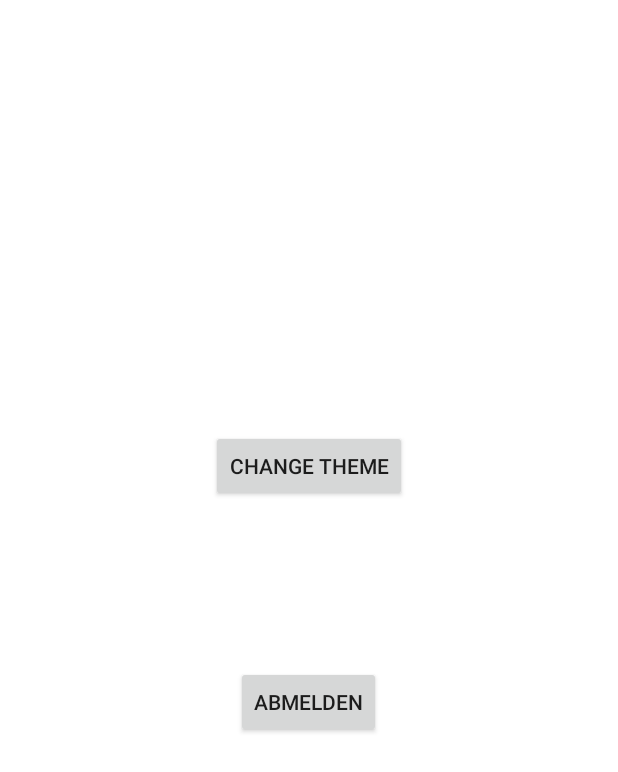
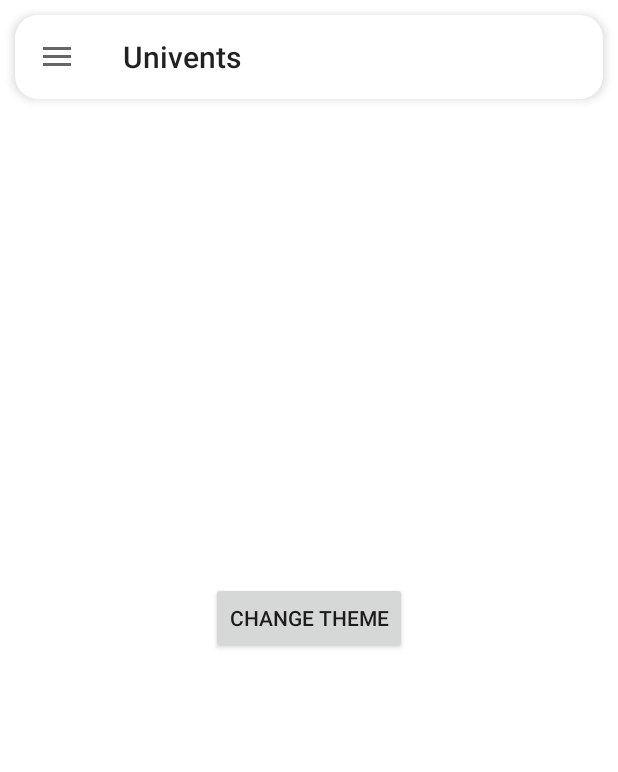
Before and after one commit to eichingertim/Univents, an Android app: the screen it shows after launch once a user with an empty profile is signed in (MainActivity), on a phone screen of 412 x 824 dp. Shown: the top 772 px of the screen. Run offline under Robolectric (Android 15) with nearby library versions, the phone set to English and light mode, and no system bars; our stand-ins replace Firebase (no records; nobody signed in at launch, a user with empty details on screens opened directly); libraries missing offline, so code that uses them is left out: com.facebook, com.facebook.appevents, com.facebook.login; 4 statements that could not run were skipped.

Commit message:
bug fixes and added navigation drawer

```diff
--- a/app/src/main/java/com/androidproject/univents/MainActivity.java
+++ b/app/src/main/java/com/androidproject/univents/MainActivity.java
@@ -1,9 +1,16 @@
 package com.androidproject.univents;
 
 import android.content.Intent;
+import android.support.annotation.NonNull;
+import android.support.design.widget.NavigationView;
+import android.support.v4.widget.DrawerLayout;
+import android.support.v7.app.ActionBarDrawerToggle;
 import android.support.v7.app.AppCompatActivity;
 import android.os.Bundle;
 import android.support.v7.app.AppCompatDelegate;
+import android.support.v7.widget.Toolbar;
+import android.util.Log;
+import android.view.MenuItem;
 import android.view.View;
 import android.widget.Button;
 
@@ -11,9 +18,17 @@ import com.androidproject.univents.logreg.LogRegChooserActivity;
 import com.facebook.login.LoginManager;
 import com.google.firebase.auth.FirebaseAuth;
 
-public class MainActivity extends AppCompatActivity {
+public class MainActivity extends AppCompatActivity implements NavigationView.OnNavigationItemSelectedListener {
+
+    private Toolbar toolbar;
 
     private FirebaseAuth auth;
+
+    private DrawerLayout mainDrawer;
+    private ActionBarDrawerToggle mainDrawerToggle;
+    private NavigationView mainDrawerNavView;
+
+
 
     @Override
     protected void onCreate(Bundle savedInstanceState) {
@@ -21,20 +36,17 @@ public class MainActivity extends AppCompatActivity {
         super.onCreate(savedInstanceState);
         setContentView(R.layout.activity_main);
 
-        auth = FirebaseAuth.getInstance();
+        initToolbar();
+        initFireBase();
+        initNavigationDrawer();
+        initContent();
 
-        //Testbutton to SignOut
-        Button btnSignout = findViewById(R.id.btn_sign_out);
-        btnSignout.setOnClickListener(new View.OnClickListener() {
-            @Override
-            public void onClick(View v) {
-                LoginManager.getInstance().logOut();
-                auth.signOut();
-                startActivity(new Intent(MainActivity.this, LogRegChooserActivity.class));
-                finish();
-            }
-        });
+    }
 
+    /**
+     * initializes all content-views
+     */
+    private void initContent() {
         Button btnchangeTheme = findViewById(R.id.btn_changeTheme);
         btnchangeTheme.setOnClickListener(new View.OnClickListener() {
             @Override
@@ -48,7 +60,35 @@ public class MainActivity extends AppCompatActivity {
                 }
             }
         });
+    }
 
+    /**
+     * initializes the toolbar as actionbar
+     */
+    private void initToolbar() {
+        toolbar = findViewById(R.id.toolbar_main);
+        setSupportActionBar(toolbar);
+    }
+
+    /**
+     * Initializes the complete NavigationDrawer with toggle and view
+     */
+    private void initNavigationDrawer() {
+        mainDrawer = findViewById(R.id.main_drawer_layout);
+        mainDrawerToggle = new ActionBarDrawerToggle(this, mainDrawer, R.string.OPEN
+                , R.string.CLOSE);
+        mainDrawer.addDrawerListener(mainDrawerToggle);
+        mainDrawerToggle.syncState();
+        getSupportActionBar().setDisplayHomeAsUpEnabled(true);
+        mainDrawerNavView = findViewById(R.id.drawer_nav_view);
+        mainDrawerNavView.setNavigationItemSelectedListener(this);
+    }
+
+    /**
+     * initializes FireBase
+     */
+    private void initFireBase() {
+        auth = FirebaseAuth.getInstance();
     }
 
     private void restartApp() {
@@ -61,4 +101,44 @@ public class MainActivity extends AppCompatActivity {
             setTheme(R.style.DarkTheme);
         } else setTheme(R.style.AppTheme);
     }
+
+    @Override
+    public boolean onNavigationItemSelected(@NonNull MenuItem menuItem) {
+        switch (menuItem.getItemId()) {
+            case R.id.drawer_action_profile:
+                goToProfilePage();
+                break;
+            case R.id.drawer_action_logout:
+                signOut();
+                break;
+        }
+        return true;
+    }
+
+    //TODO: Intent to profile page
+    private void goToProfilePage() {
+
+    }
+
+    /**
+     * signs the user out from fireBase and facebook
+     */
+    private void signOut() {
+        try {
+            LoginManager.getInstance().logOut();
+        } catch (Exception e) {
+            Log.e("FACEBOOK_SIGNOUT", e.getMessage());
+        }
+        auth.signOut();
+        startActivity(new Intent(MainActivity.this, LogRegChooserActivity.class));
+        finish();
+    }
+
+    @Override
+    public boolean onOptionsItemSelected(MenuItem item) {
+        if (mainDrawerToggle.onOptionsItemSelected(item)) {
+            return true;
+        }
+        return super.onOptionsItemSelected(item);
+    }
 }
--- /dev/null
+++ b/app/src/main/res/drawable/ic_exit_24dp.xml
@@ -0,0 +1,5 @@
+<vector android:height="24dp" android:tint="#424242"
+    android:viewportHeight="24.0" android:viewportWidth="24.0"
+    android:width="24dp" xmlns:android="http://schemas.android.com/apk/res/android">
+    <path android:fillColor="#FF000000" android:pathData="M10.09,15.59L11.5,17l5,-5 -5,-5 -1.41,1.41L12.67,11H3v2h9.67l-2.58,2.59zM19,3H5c-1.11,0 -2,0.9 -2,2v4h2V5h14v14H5v-4H3v4c0,1.1 0.89,2 2,2h14c1.1,0 2,-0.9 2,-2V5c0,-1.1 -0.9,-2 -2,-2z"/>
+</vector>
--- /dev/null
+++ b/app/src/main/res/drawable/ic_person_outline_24dp.xml
@@ -0,0 +1,5 @@
+<vector android:height="24dp" android:tint="#424242"
+    android:viewportHeight="24.0" android:viewportWidth="24.0"
+    android:width="24dp" xmlns:android="http://schemas.android.com/apk/res/android">
+    <path android:fillColor="#FF000000" android:pathData="M12,5.9c1.16,0 2.1,0.94 2.1,2.1s-0.94,2.1 -2.1,2.1S9.9,9.16 9.9,8s0.94,-2.1 2.1,-2.1m0,9c2.97,0 6.1,1.46 6.1,2.1v1.1L5.9,18.1L5.9,17c0,-0.64 3.13,-2.1 6.1,-2.1M12,4C9.79,4 8,5.79 8,8s1.79,4 4,4 4,-1.79 4,-4 -1.79,-4 -4,-4zM12,13c-2.67,0 -8,1.34 -8,4v3h16v-3c0,-2.66 -5.33,-4 -8,-4z"/>
+</vector>
--- a/app/src/main/res/layout/activity_main.xml
+++ b/app/src/main/res/layout/activity_main.xml
@@ -1,41 +1,23 @@
 <?xml version="1.0" encoding="utf-8"?>
-<android.support.constraint.ConstraintLayout xmlns:android="http://schemas.android.com/apk/res/android"
+<android.support.v4.widget.DrawerLayout xmlns:android="http://schemas.android.com/apk/res/android"
     xmlns:app="http://schemas.android.com/apk/res-auto"
     xmlns:tools="http://schemas.android.com/tools"
     android:layout_width="match_parent"
     android:layout_height="match_parent"
+    android:id="@+id/main_drawer_layout"
+    android:fitsSystemWindows="true"
     android:background="?attr/backgroundColor"
     tools:context=".MainActivity">
 
-    <Button
-        android:id="@+id/btn_sign_out"
+    <include layout="@layout/layout_main_activity_content"/>
+
+    <android.support.design.widget.NavigationView
+        android:id="@+id/drawer_nav_view"
         android:layout_width="wrap_content"
-        android:layout_height="wrap_content"
-        android:layout_marginStart="8dp"
-        android:layout_marginTop="8dp"
-        android:layout_marginEnd="8dp"
-        android:layout_marginBottom="8dp"
-        android:text="abmelden"
-        app:layout_constraintBottom_toBottomOf="parent"
-        app:layout_constraintEnd_toEndOf="parent"
-        app:layout_constraintHorizontal_bias="0.498"
-        app:layout_constraintStart_toStartOf="parent"
-        app:layout_constraintTop_toTopOf="parent"
-        app:layout_constraintVertical_bias="0.574" />
+        android:layout_height="match_parent"
+        app:headerLayout="@layout/layout_drawer_header"
+        app:menu="@menu/menu_nav_drawer"
+        android:layout_gravity="start"
+        android:fitsSystemWindows="true" />
 
-    <Button
-        android:id="@+id/btn_changeTheme"
-        android:layout_width="wrap_content"
-        android:layout_height="wrap_content"
-        android:layout_marginStart="8dp"
-        android:layout_marginTop="8dp"
-        android:layout_marginEnd="8dp"
-        android:layout_marginBottom="8dp"
-        android:text="change Theme"
-        app:layout_constraintBottom_toBottomOf="parent"
-        app:layout_constraintEnd_toEndOf="parent"
-        app:layout_constraintStart_toStartOf="parent"
-        app:layout_constraintTop_toTopOf="parent"
-        app:layout_constraintVertical_bias="0.367" />
-
-</android.support.constraint.ConstraintLayout>
+</android.support.v4.widget.DrawerLayout>
--- a/app/src/main/res/layout/layout_login.xml
+++ b/app/src/main/res/layout/layout_login.xml
@@ -8,7 +8,7 @@
         android:id="@+id/btn_close_log_in"
         android:layout_width="24dp"
         android:layout_height="24dp"
-        android:tint="?attr/textColorDark"
+        android:tint="?attr/normalIconColor"
         android:layout_gravity="end"
         android:layout_marginTop="8dp"
         android:layout_marginEnd="8dp"
--- /dev/null
+++ b/app/src/main/res/layout/layout_main_activity_content.xml
@@ -0,0 +1,44 @@
+<?xml version="1.0" encoding="utf-8"?>
+<android.support.constraint.ConstraintLayout xmlns:android="http://schemas.android.com/apk/res/android"
+    android:layout_width="match_parent"
+    android:layout_height="match_parent"
+    xmlns:app="http://schemas.android.com/apk/res-auto"
+    android:background="?attr/backgroundColor">
+
+    <RelativeLayout
+        android:layout_width="match_parent"
+        android:layout_height="wrap_content"
+        android:background="@android:color/transparent"
+        app:layout_constraintStart_toStartOf="parent"
+        app:layout_constraintEnd_toEndOf="parent"
+        app:layout_constraintTop_toTopOf="parent">
+
+        <android.support.v7.widget.Toolbar
+            android:layout_margin="10dp"
+            android:id="@+id/toolbar_main"
+            android:layout_width="match_parent"
+            android:layout_height="?attr/actionBarSize"
+            android:background="@drawable/form_round_corners_orange"
+            android:backgroundTint="?attr/backgroundColor"
+            android:elevation="4dp"
+            android:theme="@style/Theme.AppCompat.DayNight.DarkActionBar"
+            app:popupTheme="@style/Theme.AppCompat.DayNight" />
+
+
+    </RelativeLayout>
+
+    <Button
+        android:id="@+id/btn_changeTheme"
+        android:layout_width="wrap_content"
+        android:layout_height="wrap_content"
+        android:layout_marginStart="8dp"
+        android:layout_marginTop="8dp"
+        android:layout_marginEnd="8dp"
+        android:layout_marginBottom="8dp"
+        android:text="change Theme"
+        app:layout_constraintBottom_toBottomOf="parent"
+        app:layout_constraintEnd_toEndOf="parent"
+        app:layout_constraintStart_toStartOf="parent"
+        app:layout_constraintTop_toTopOf="parent" />
+
+</android.support.constraint.ConstraintLayout>
--- /dev/null
+++ b/app/src/main/res/menu/menu_nav_drawer.xml
@@ -0,0 +1,20 @@
+<?xml version="1.0" encoding="utf-8"?>
+<menu xmlns:android="http://schemas.android.com/apk/res/android">
+
+    <item android:title="@string/account">
+        <menu>
+            <item
+                android:id="@+id/drawer_action_profile"
+                android:enabled="true"
+                android:icon="@drawable/ic_person_outline_24dp"
+                android:title="@string/profile" />
+            <item
+                android:id="@+id/drawer_action_logout"
+                android:enabled="true"
+                android:icon="@drawable/ic_exit_24dp"
+                android:title="@string/signout" />
+
+        </menu>
+    </item>
+
+</menu>
--- a/app/src/main/res/values/attrs.xml
+++ b/app/src/main/res/values/attrs.xml
@@ -4,8 +4,10 @@
     <attr name="backgroundColor" format="color"/>
     <attr name="textColorDark" format="color" />
     <attr name="textColorLight" format="color" />
+    <attr name="textColorHint" format="color" />
     <attr name="buttonOutlineColorDark" format="color"/>
-    <attr name="textColorHint" format="color" />
+    <attr name="normalIconColor" format="color"/>
+
 
     <attr name="closeIcon" format="reference"/>
 
--- a/app/src/main/res/values/colors.xml
+++ b/app/src/main/res/values/colors.xml
@@ -1,5 +1,7 @@
 <?xml version="1.0" encoding="utf-8"?>
 <resources>
+
+    <!--Light Theme Colors-->
     <color name="colorPrimary">#ffffff</color>
     <color name="colorPrimaryDark">#aaaaaa</color>
     <color name="colorAccent">#ffb300</color>
@@ -8,6 +10,7 @@
     <color name="colorLightText">#ffffff</color>
     <color name="buttonOutlineColorDark">#424242</color>
     <color name="colorHintText">#888888</color>
+    <color name="normalIconColor">#424242</color>
 
 
     <!--Dark Theme Colors-->
@@ -19,6 +22,7 @@
     <color name="colorLightTextDarkTheme">#ffffff</color>
     <color name="buttonOutlineColorDarkDarkTheme">#ffffff</color>
     <color name="colorHintTextDarkTheme">#eeeeee</color>
+    <color name="normalIconColorDarkTheme">#ffffff</color>
 
     <!--Facebook color-->
     <color name="colorFacebook">#3C5A99</color>
--- a/app/src/main/res/values/strings.xml
+++ b/app/src/main/res/values/strings.xml
@@ -120,4 +120,11 @@
     <string name="you_to_be_registered">Du wirst registriert....</string>
     <string name="you_to_be_logged_in">Du wirst eingeloggt....</string>
 
+    <!--Drawer Toggle-->
+    <string name="OPEN">open</string>
+    <string name="CLOSE">close</string>
+    <string name="account">Konto</string>
+    <string name="profile">Profil</string>
+    <string name="signout">Abmelden</string>
+
 </resources>
--- a/app/src/main/res/values/styles.xml
+++ b/app/src/main/res/values/styles.xml
@@ -13,6 +13,7 @@
         <item name="textColorHint">@color/colorHintText</item>
         <item name="android:textColorSecondary">@color/colorDarkText</item>
         <item name="closeIcon">@drawable/ic_close_24dp</item>
+        <item name="normalIconColor">@color/normalIconColor</item>
     </style>
 
     <style name="DarkTheme" parent="Theme.AppCompat.DayNight.NoActionBar">
@@ -27,6 +28,7 @@
         <item name="textColorHint">@color/colorHintTextDarkTheme</item>
         <item name="android:textColorSecondary">@color/colorDarkTextDarkTheme</item>
         <item name="closeIcon">@drawable/ic_close_white_24dp</item>
+        <item name="normalIconColor">@color/normalIconColorDarkTheme</item>
     </style>
 
 </resources>
```
Also changed, not shown: app/src/main/res/layout/layout_drawer_header.xml (added, +15 -0 lines), app/src/main/res/layout/layout_register_data_entry_orga.xml (+5 -5 lines), app/src/main/res/layout/layout_register_data_entry_private.xml (+5 -5 lines).
